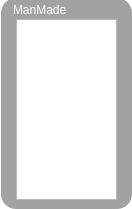
First picture: the form in Scripts/ManMade.ui, repository Plij/Oulutest, before the edit.
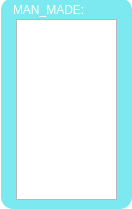
Second picture: the form after the edit.

```diff
--- a/Scripts/ManMade.ui
+++ b/Scripts/ManMade.ui
@@ -18,7 +18,8 @@
   </property>
   <property name="styleSheet">
    <string notr="true">QWidget#ManMade{ background-color: transparent;}
-QFrame#frame{ background-color: rgba(136, 136, 136, 200); border-radius: 15px; }</string>
+QFrame#frame { background-color: rgba(33, 217, 229, 150);
+ border-radius: 12px;}</string>
   </property>
   <widget class="QFrame" name="frame">
    <property name="geometry">
@@ -40,12 +41,12 @@
      <rect>
       <x>12</x>
       <y>2</y>
-      <width>54</width>
+      <width>81</width>
       <height>20</height>
      </rect>
     </property>
     <property name="text">
-     <string>&lt;html&gt;&lt;head/&gt;&lt;body&gt;&lt;p&gt;&lt;span style=&quot; color:#ffffff;&quot;&gt;ManMade:&lt;/span&gt;&lt;/p&gt;&lt;/body&gt;&lt;/html&gt;</string>
+     <string>&lt;html&gt;&lt;head/&gt;&lt;body&gt;&lt;p&gt;&lt;span style=&quot; color:#ffffff;&quot;&gt;MAN_MADE:&lt;/span&gt;&lt;/p&gt;&lt;/body&gt;&lt;/html&gt;</string>
     </property>
    </widget>
    <widget class="QListWidget" name="ManMadeListWidget">
```
